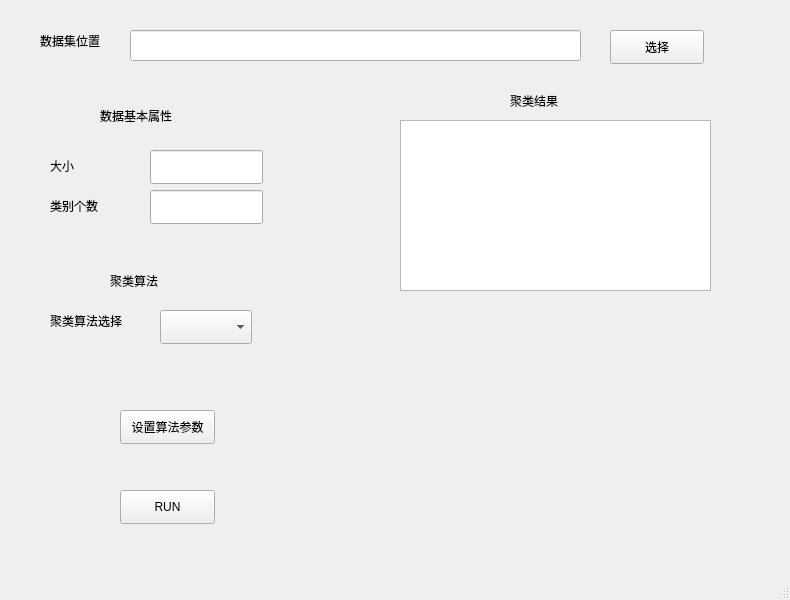
Before: the Qt Designer form UI/main.ui in Coder-Liuu/ancient_code, drawn with Qt 5.
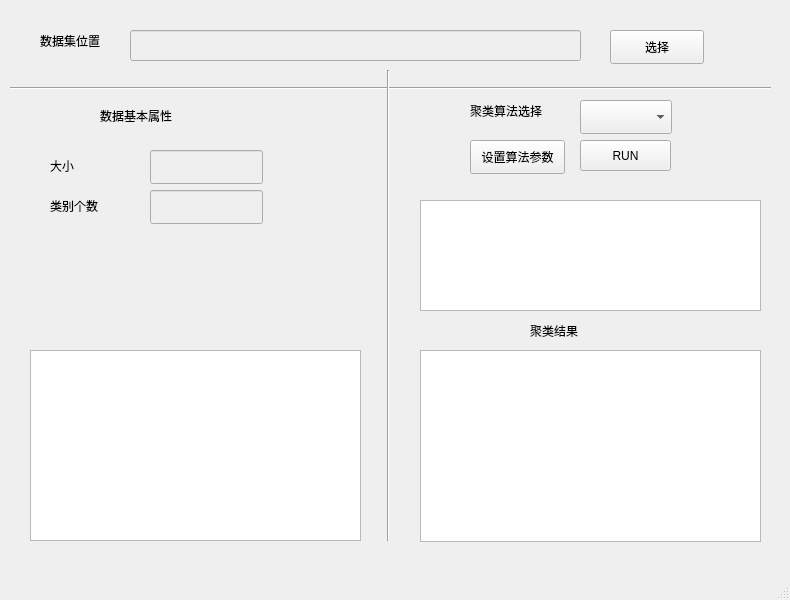
After: the same form once the commit is applied.

Commit message: Two Windows message transmit begin

```diff
--- a/UI/main.ui
+++ b/UI/main.ui
@@ -28,6 +28,9 @@
     </property>
    </widget>
    <widget class="QLineEdit" name="ldata_name">
+    <property name="enabled">
+     <bool>false</bool>
+    </property>
     <property name="geometry">
      <rect>
       <x>130</x>
@@ -64,6 +67,9 @@
     </property>
    </widget>
    <widget class="QLineEdit" name="ldata_shape">
+    <property name="enabled">
+     <bool>false</bool>
+    </property>
     <property name="geometry">
      <rect>
       <x>150</x>
@@ -100,6 +106,9 @@
     </property>
    </widget>
    <widget class="QLineEdit" name="ldata_class">
+    <property name="enabled">
+     <bool>false</bool>
+    </property>
     <property name="geometry">
      <rect>
       <x>150</x>
@@ -109,24 +118,11 @@
      </rect>
     </property>
    </widget>
-   <widget class="QLabel" name="label_5">
-    <property name="geometry">
-     <rect>
-      <x>110</x>
-      <y>270</y>
-      <width>101</width>
-      <height>22</height>
-     </rect>
-    </property>
-    <property name="text">
-     <string>聚类算法</string>
-    </property>
-   </widget>
    <widget class="QComboBox" name="btn_spin">
     <property name="geometry">
      <rect>
-      <x>160</x>
-      <y>310</y>
+      <x>580</x>
+      <y>100</y>
       <width>92</width>
       <height>34</height>
      </rect>
@@ -135,8 +131,8 @@
    <widget class="QLabel" name="label_6">
     <property name="geometry">
      <rect>
-      <x>50</x>
-      <y>310</y>
+      <x>470</x>
+      <y>100</y>
       <width>101</width>
       <height>22</height>
      </rect>
@@ -148,8 +144,8 @@
    <widget class="QLabel" name="label_7">
     <property name="geometry">
      <rect>
-      <x>510</x>
-      <y>90</y>
+      <x>530</x>
+      <y>320</y>
       <width>101</width>
       <height>22</height>
      </rect>
@@ -161,8 +157,8 @@
    <widget class="QPushButton" name="btn_set_parameter">
     <property name="geometry">
      <rect>
-      <x>120</x>
-      <y>410</y>
+      <x>470</x>
+      <y>140</y>
       <width>95</width>
       <height>34</height>
      </rect>
@@ -171,29 +167,93 @@
      <string>设置算法参数</string>
     </property>
    </widget>
-   <widget class="QTextEdit" name="t_ans">
-    <property name="geometry">
-     <rect>
-      <x>400</x>
-      <y>120</y>
-      <width>311</width>
-      <height>171</height>
-     </rect>
-    </property>
-   </widget>
    <widget class="QPushButton" name="btn_run">
     <property name="geometry">
      <rect>
-      <x>120</x>
-      <y>490</y>
-      <width>95</width>
-      <height>34</height>
+      <x>580</x>
+      <y>140</y>
+      <width>91</width>
+      <height>31</height>
      </rect>
     </property>
     <property name="text">
      <string>RUN</string>
     </property>
    </widget>
+   <widget class="Line" name="line">
+    <property name="geometry">
+     <rect>
+      <x>380</x>
+      <y>70</y>
+      <width>16</width>
+      <height>471</height>
+     </rect>
+    </property>
+    <property name="orientation">
+     <enum>Qt::Vertical</enum>
+    </property>
+   </widget>
+   <widget class="Line" name="line_2">
+    <property name="geometry">
+     <rect>
+      <x>10</x>
+      <y>80</y>
+      <width>761</width>
+      <height>16</height>
+     </rect>
+    </property>
+    <property name="orientation">
+     <enum>Qt::Horizontal</enum>
+    </property>
+   </widget>
+   <widget class="QTextBrowser" name="t_ans">
+    <property name="geometry">
+     <rect>
+      <x>420</x>
+      <y>350</y>
+      <width>341</width>
+      <height>192</height>
+     </rect>
+    </property>
+   </widget>
+   <widget class="QTextBrowser" name="tmessage_show">
+    <property name="geometry">
+     <rect>
+      <x>420</x>
+      <y>200</y>
+      <width>341</width>
+      <height>111</height>
+     </rect>
+    </property>
+   </widget>
+   <widget class="QGraphicsView" name="graphicsView">
+    <property name="geometry">
+     <rect>
+      <x>30</x>
+      <y>350</y>
+      <width>331</width>
+      <height>191</height>
+     </rect>
+    </property>
+   </widget>
+   <zorder>line_2</zorder>
+   <zorder>label</zorder>
+   <zorder>ldata_name</zorder>
+   <zorder>btn_choose_data</zorder>
+   <zorder>label_2</zorder>
+   <zorder>ldata_shape</zorder>
+   <zorder>label_3</zorder>
+   <zorder>label_4</zorder>
+   <zorder>ldata_class</zorder>
+   <zorder>btn_spin</zorder>
+   <zorder>label_6</zorder>
+   <zorder>label_7</zorder>
+   <zorder>btn_set_parameter</zorder>
+   <zorder>btn_run</zorder>
+   <zorder>line</zorder>
+   <zorder>t_ans</zorder>
+   <zorder>tmessage_show</zorder>
+   <zorder>graphicsView</zorder>
   </widget>
   <widget class="QMenuBar" name="menubar">
    <property name="geometry">
```
The commit also changes 2 other files.
